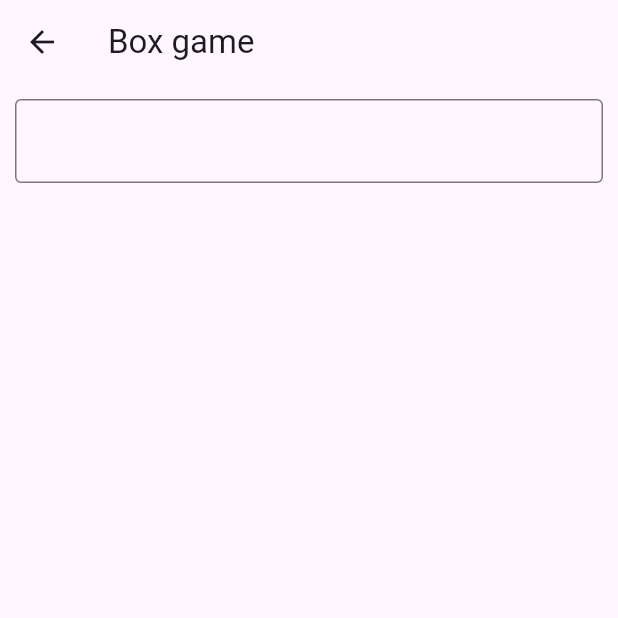
After one commit to 1998AK/bloc_demo, a Flutter app: the BoxGame screen opened by its route, on a phone screen of 412 x 824 dp, the top half of it. The commit adds this screen. Run offline on Flutter 3.47's test engine with Material 3 defaults, Android fonts, the phone set to English and light mode, and no system bars; our stand-ins replace bloc, dio, flutter_bloc, flutter_svg, google_fonts, shared_preferences; missing offline and left inert: bottom_bar_matu; accounts and stored records are empty.

Commit message:
grid box game added

```diff
--- a/lib/bloc/bottom_navigation_bar/bottom_navigation_bar_view.dart
+++ b/lib/bloc/bottom_navigation_bar/bottom_navigation_bar_view.dart
@@ -41,8 +41,8 @@ class _BottomNavigationUiState extends State<BottomNavigationUi> {
             },
           ),
           bottomNavigationBar: BottomBarBubble(
-            backgroundColor: appColor,
-            color: yellowColor,
+            backgroundColor: Colors.white,
+            color: forgotPasswordColor,
             items: [
               BottomBarItem(iconData: Icons.home),
               BottomBarItem(iconData: Icons.chat),
@@ -51,7 +51,6 @@ class _BottomNavigationUiState extends State<BottomNavigationUi> {
               BottomBarItem(iconData: Icons.account_box_outlined),
             ],
             onSelect: (index) {
-              // ✅ Now this context has access to BlocProvider
               context.read<BottomNavigationBarBloc>().add(
                 OnTapBottom(getIndexFromUi: index),
               );
--- /dev/null
+++ b/lib/other/box_game.dart
@@ -0,0 +1,132 @@
+import 'dart:math';
+
+import 'package:flutter/material.dart';
+
+class BoxGame extends StatefulWidget {
+  const BoxGame({super.key});
+
+  @override
+  State<BoxGame> createState() => _BoxGameState();
+}
+
+class _BoxGameState extends State<BoxGame> {
+
+  final countController = TextEditingController();
+  int? blueIndex;
+  List<Color> boxColor = [];
+  int itemCount = 0;
+
+  void resetGame(){
+    blueIndex = null;
+    boxColor.clear();
+    itemCount = 0;
+    countController.clear();
+    setState(() {});
+  }
+
+  void showGameOurDialog(){
+    showDialog(
+      context: context,
+      builder: (context) => AlertDialog(
+        title: Text("Game over"),
+        content: Text("All box are red! this game is over"),
+        actions: [
+          TextButton(onPressed: (){
+            Navigator.of(context).pop();
+            resetGame();
+          }, child: Text("ok"))
+        ],
+      ),
+    );
+  }
+
+  void onSubmitFieldMethod(){
+
+    debugPrint("call this funcation");
+    setState(() {
+      itemCount = int.tryParse(countController.text) ?? 0;
+      if(itemCount > 0){
+        boxColor = List.generate(itemCount, (_) => Colors.grey);
+        showRandomNumber();
+      }
+    });
+  }
+
+  void showRandomNumber(){
+    if(blueIndex != null && boxColor[blueIndex!] != Colors.red){
+      boxColor[blueIndex!] = Colors.red;
+    }
+
+    if(boxColor.every((colors) => colors == Colors.red)){
+      // "game our"
+      showGameOurDialog();
+      return;
+    }
+
+    List<int> showAvailableIndex = [];
+    for(int i = 0 ; i < boxColor.length ; i++){
+      if(boxColor[i] != Colors.red){
+        showAvailableIndex.add(i);
+      }
+    }
+
+    if(showAvailableIndex.isNotEmpty){
+      int randomNO = Random().nextInt(showAvailableIndex.length);
+      blueIndex = showAvailableIndex[randomNO];
+      boxColor[blueIndex!] = Colors.blue;
+    }
+
+    setState(() {});
+  }
+
+  void onTapBlueBox(int index){
+    if(boxColor[index] == Colors.blue){
+      showRandomNumber();
+    }
+  }
+
+  @override
+  Widget build(BuildContext context) {
+    return Scaffold(
+      appBar: AppBar(
+        title: Text("Box game"),
+      ),
+      body: SingleChildScrollView(
+        child: Padding(
+          padding: const EdgeInsets.all(10),
+          child: Column(
+            children: [
+              TextFormField(
+                controller: countController,
+                decoration: InputDecoration(
+                  border: OutlineInputBorder(),
+                ),
+                onFieldSubmitted: (val) => onSubmitFieldMethod(),
+              ),
+
+              GridView.builder(
+                shrinkWrap: true,
+                  gridDelegate: SliverGridDelegateWithFixedCrossAxisCount(
+                      crossAxisCount: 3,
+                    crossAxisSpacing: 8,
+                    mainAxisSpacing: 8
+                  ),
+                itemBuilder: (BuildContext context, int index) {
+                  return GestureDetector(
+                    onTap: () => onTapBlueBox(index),
+                    child: Container(
+                      color: boxColor[index],
+                      child: Center(child: Text("$index")),
+                    ),
+                  );
+                },
+                itemCount: itemCount,
+
+              ),
+            ],
+          ),
+        ),
+      ),
+    );
+  }
+}
--- a/lib/splash_view.dart
+++ b/lib/splash_view.dart
@@ -27,7 +27,8 @@ class _SplashViewState extends State<SplashView> {
           loginModel = loginModelFromJson(data);
           debugPrint("name is ${loginModel?.user?.name}");
           if(mounted) {
-            Navigator.pushNamed(context, AppRoutes.bottomNavigationUi);
+            // Navigator.pushNamed(context, AppRoutes.bottomNavigationUi);
+            Navigator.pushNamed(context, AppRoutes.boxGame);
           }
         }
         else{
--- a/lib/utils/app_routes.dart
+++ b/lib/utils/app_routes.dart
@@ -4,13 +4,15 @@ import 'package:flutter/material.dart';
 import '../bloc/bottom_navigation_bar/bottom_navigation_bar_view.dart';
 import '../bloc/home/home_view.dart';
 import '../bloc/login/login_view.dart';
+import '../other/box_game.dart';
 
 abstract class AppRoutes{
 
   static const splashScreen = '/splashScreen';
   static const homeView = '/homeView';
-  static const loginView = '/LoginView';
-  static const bottomNavigationUi = '/BottomNavigationUi';
+  static const loginView = '/loginView';
+  static const bottomNavigationUi = '/bottomNavigationUi';
+  static const boxGame = '/boxGame';
 
   static Route<dynamic>onRouteGenerate(RouteSettings settings){
 
@@ -24,6 +26,7 @@ abstract class AppRoutes{
           case homeView:return HomeView();
           case loginView:return LoginView();
           case bottomNavigationUi:return BottomNavigationUi();
+          case boxGame:return BoxGame();
 
           default:return Scaffold(body: Center(child: Text("No route found")));
         }
```
